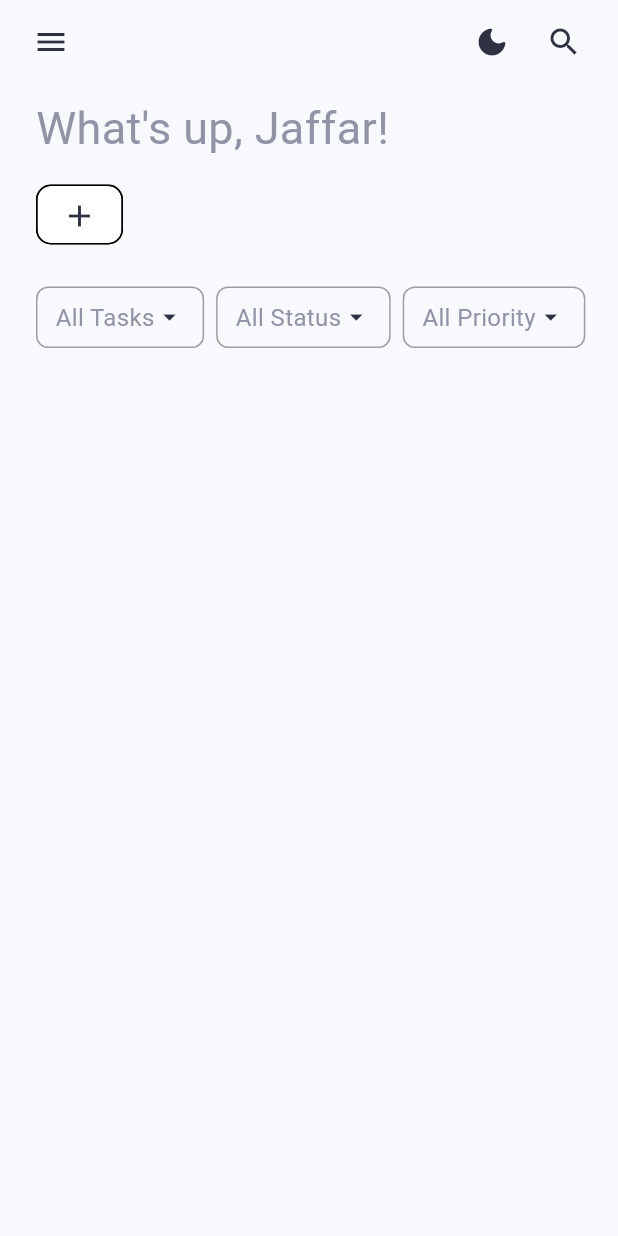
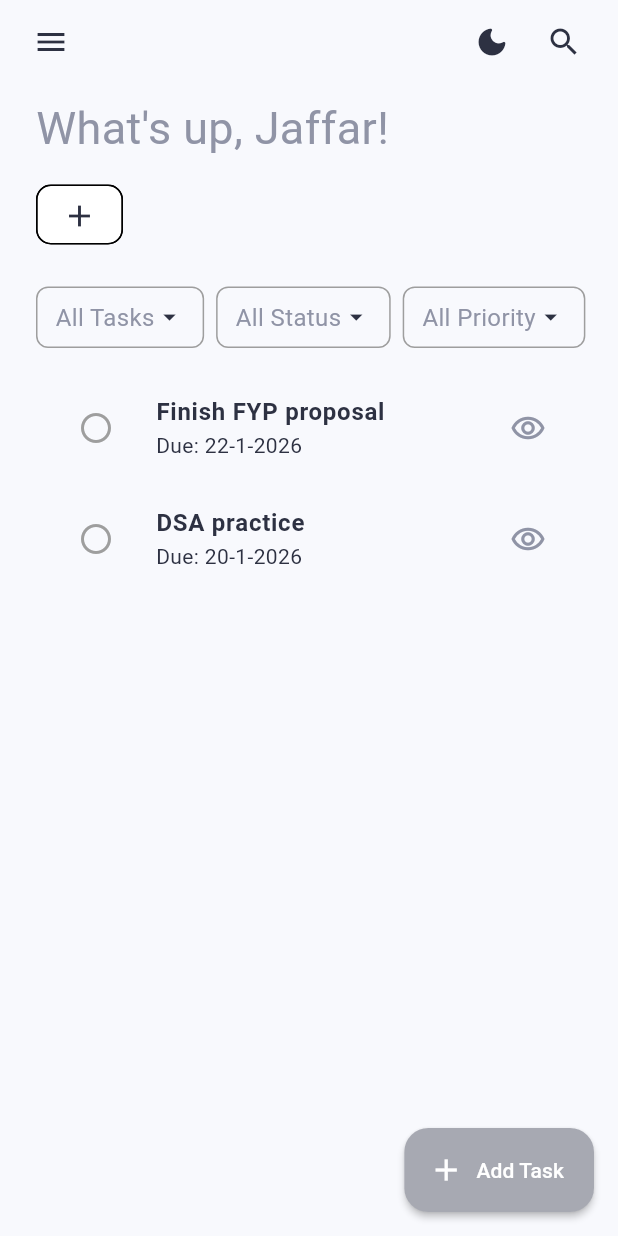
Before and after one commit to Jaffar-Kazmi/TaskVector, a Flutter app: the screen it shows after launch, on a phone screen of 412 x 824 dp. Run offline on Flutter 3.47's test engine with Material 3 defaults, Android fonts, the light colour scheme and no system bars; our stand-ins replace hive, hive_flutter; accounts and stored records are empty; Roboto replaces fonts that are missing (Poppins).

Commit message:
feat(tasks): display Task List

```diff
--- a/lib/screens/home_screen.dart
+++ b/lib/screens/home_screen.dart
@@ -1,6 +1,7 @@
 import 'package:flutter/material.dart';
 import 'package:taskvector/widgets/categories_list.dart';
 import 'package:taskvector/widgets/task_filters.dart';
+import 'package:taskvector/widgets/tasks_list.dart';
 
 class HomeScreen extends StatefulWidget {
   final VoidCallback onToggleTheme;
@@ -62,13 +63,23 @@ class _HomeScreenState extends State<HomeScreen> {
                 padding: EdgeInsets.fromLTRB(12, 20, 0, 8),
                 child: const TaskFilters(),
               ),
-              Container(
-                padding: EdgeInsets.fromLTRB(12, 8, 12, 8),
+              Expanded(
+                child: Padding(
+                  padding: EdgeInsetsGeometry.fromLTRB(12, 8, 12, 8),
+                  child: const TasksList(),
+                )
               ),
             ],
           ),
         ),
       ),
+      floatingActionButton: FloatingActionButton.extended(
+        onPressed: () {},
+        label: Text('Add Task', style: TextStyle(color: Theme.of(context).colorScheme.onPrimary,)),
+        icon: Icon(Icons.add, color: Theme.of(context).colorScheme.onPrimary,),
+        backgroundColor: Theme.of(context).colorScheme.primary,
+        elevation: 2,
+      ),
     );
   }
 }
--- a/lib/widgets/categories_list.dart
+++ b/lib/widgets/categories_list.dart
@@ -64,6 +64,8 @@ class _CategoriesListState extends State<CategoriesList> {
                     ),
                     backgroundColor: Theme.of(context).colorScheme.primary,
                     selectedColor: Theme.of(context).colorScheme.secondary,
+                    elevation: 2,
+                    shadowColor: Theme.of(context).colorScheme.primary,
                     side: BorderSide.none,
                   ),
                 );
--- a/lib/widgets/tasks_list.dart
+++ b/lib/widgets/tasks_list.dart
@@ -1,4 +1,6 @@
 import 'package:flutter/material.dart';
+
+import '../models/task.dart';
 
 class TasksList extends StatefulWidget {
   const TasksList({super.key});
@@ -8,16 +10,90 @@ class TasksList extends StatefulWidget {
 }
 
 class _TasksListState extends State<TasksList> {
+  bool isCompleted = false;
+  final tasks = <Task>[
+    Task(
+      id: '1',
+      title: 'Finish FYP proposal',
+      description: 'Write problem statement, scope, and initial system architecture.',
+      dueDate: DateTime(2026, 1, 22),
+      priority: TaskPriority.high,
+      status: TaskStatus.pending,
+    ),
+    Task(
+      id: '2',
+      title: 'DSA practice',
+      description: 'Solve 3 graph problems on LeetCode, focus on BFS/DFS templates.',
+      dueDate: DateTime(2026, 1, 20),
+      priority: TaskPriority.medium,
+      status: TaskStatus.pending,
+    ),
+  ];
+
 
   @override
   Widget build(BuildContext context) {
-    return Container(
-      height: 200,
-      decoration: BoxDecoration(
-        color: Colors.grey,
-        borderRadius: BorderRadius.circular(10),
-      ),
+    return ListView.builder(
+      itemCount: tasks.length,
+        itemBuilder: (context, index) {
+          final task = tasks[index];
+
+          return ExpansionTile(
+            leading: IconButton(
+              onPressed: () {
+                setState(() {
+                  task.status = task.status == TaskStatus.done ? TaskStatus.pending : TaskStatus.done;
+                });
+              },
+              icon: Icon( task.status == TaskStatus.done
+                  ? Icons.check_circle
+                  : Icons.circle_outlined,
+                color: task.status == TaskStatus.done ? Colors.green : Colors.grey,
+              ),
+            ),
+            title: task.status == TaskStatus.done ? Text(task.title, style: TextStyle(decoration: TextDecoration.lineThrough),) : Text(task.title, style: TextStyle(fontWeight: FontWeight.bold),),
+            subtitle: Text(
+              'Due: ${task.dueDate?.day}-${task.dueDate?.month}-${task.dueDate?.year}'
+            ),
+            trailing: IconButton(
+              onPressed: () {},
+              icon: Icon(Icons.remove_red_eye_outlined),
+            ),
+            childrenPadding: EdgeInsetsGeometry.fromLTRB(26, 12, 20, 12),
+            children: [
+              Align(
+                alignment: Alignment.centerLeft,
+                child: Text(task.description ?? 'No description'),
+              ),
+              Row(
+                children: [
+                  Chip(
+                    label: Text(task.priority.name.toUpperCase(), style: TextStyle(color: Colors.black),),
+                    backgroundColor: task.priority == TaskPriority.high
+                        ? Colors.red[200]
+                        : Colors.blue[200],
+                    shape: RoundedRectangleBorder(
+                      borderRadius: BorderRadius.circular(10),
+                    ),
+                    elevation: 2,
+                    shadowColor: Colors.grey,
+                    side: BorderSide.none,
+                  ),
+                  Spacer(),
+                  TextButton.icon(
+                    onPressed: () {},
+                    icon: Icon(Icons.edit),
+                    label: Text('Edit'),
+                  ),
+                  IconButton(
+                    onPressed: () {},
+                    icon: Icon(Icons.delete, color: Colors.red[600],),
+                  ),
+                ],
+              ),
+            ],
+          );
+        }
     );
   }
-
 }
```
